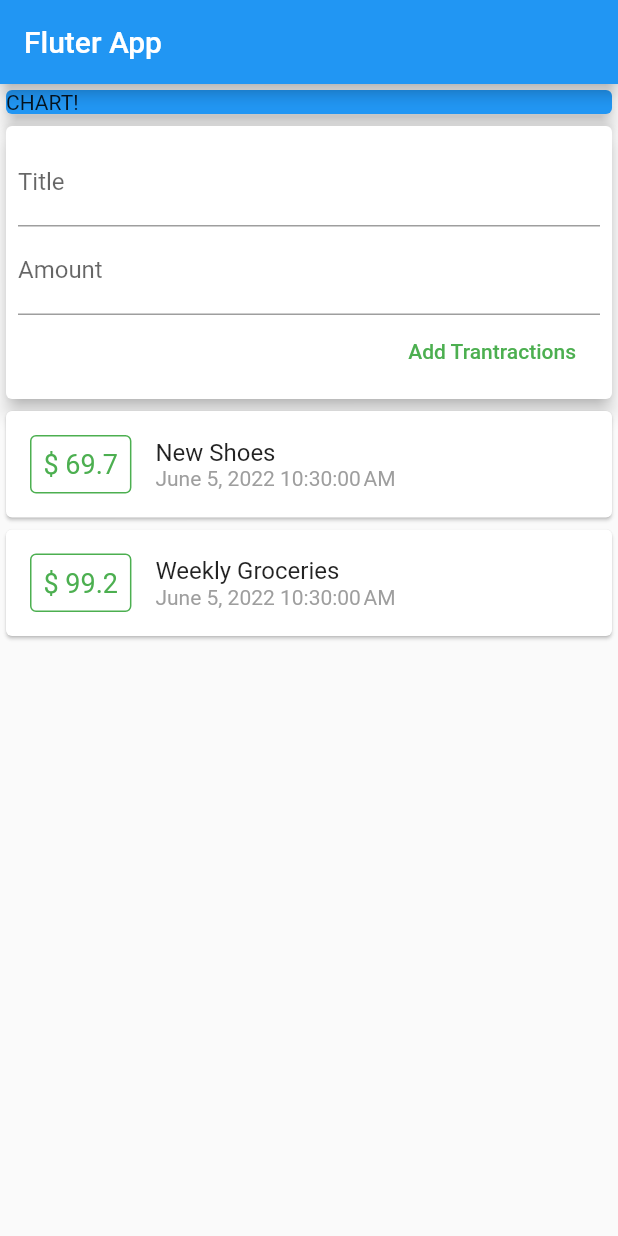
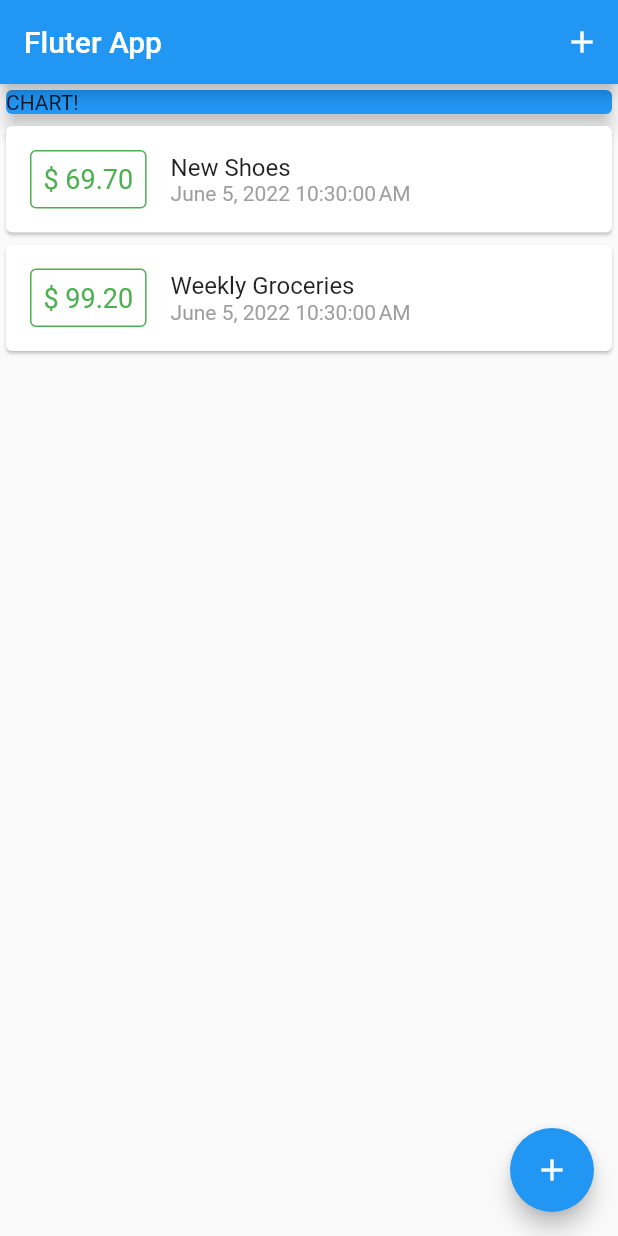
Before and after one commit to minhsu12113/flutter_study, a Flutter app: the screen it shows after launch, on a phone screen of 412 x 824 dp. Run offline on Flutter 3.47's test engine with Material 2 defaults, Android fonts, the phone set to English and light mode, and no system bars.

Commit message:
delete file usertransaction and some update

```diff
--- a/personal_expenses_app/lib/main.dart
+++ b/personal_expenses_app/lib/main.dart
@@ -1,7 +1,9 @@
 // ignore_for_file: deprecated_member_use
 
 import 'package:flutter/material.dart';
-import 'package:personal_expenses_app/widgets/user_transaction.dart';
+import 'package:personal_expenses_app/widgets/transaction_list.dart';
+import './widgets/new_transaction.dart';
+import 'models/transaction.dart';
 
 void main() => runApp(const MyApp());
 
@@ -21,13 +23,59 @@ class MyApp extends StatelessWidget {
   }
 }
 
-class MyHomePage extends StatelessWidget {
+class MyHomePage extends StatefulWidget {
+  @override
+  State<MyHomePage> createState() => _MyHomePageState();
+}
+
+class _MyHomePageState extends State<MyHomePage> {
+  final List<Transaction> _userTransaction = [
+    Transaction(
+        id: 't1', title: 'New Shoes', amount: 69.7, dateTime: DateTime.now()),
+    Transaction(
+        id: 't2',
+        title: 'Weekly Groceries',
+        amount: 99.2,
+        dateTime: DateTime.now()),
+  ];
+
+  void _addNewTransaction(String title, double amount) {
+    final newTx = Transaction(
+        id: DateTime.now().toString(),
+        title: title,
+        amount: amount,
+        dateTime: DateTime.now());
+
+    setState(() {
+      _userTransaction.add(newTx);
+    });
+  }
+
+  void _startAddNewTransaction(BuildContext ctx) {
+    showModalBottomSheet(
+        context: ctx,
+        builder: (_) {
+          return NewTransaction(_addNewTransaction);
+        });
+  }
+
   @override
   Widget build(BuildContext context) {
     return Scaffold(
-      appBar: AppBar(title: const Text('Fluter App')),
+      appBar: AppBar(
+        title: const Text('Fluter App'),
+        actions: [
+          IconButton(
+              onPressed: () => _startAddNewTransaction(context),
+              icon: const Icon(
+                Icons.add,
+                color: Colors.white,
+              ))
+        ],
+      ),
       body: SingleChildScrollView(
-          child: Column(crossAxisAlignment: CrossAxisAlignment.stretch, children: [
+          child:
+              Column(crossAxisAlignment: CrossAxisAlignment.stretch, children: [
         Container(
           width: double.infinity,
           child: const Card(
@@ -39,8 +87,16 @@ class MyHomePage extends StatelessWidget {
             ),
           ),
         ),
-        const UserTransaction()
+         TransactionList(_userTransaction)
       ])),
+      floatingActionButtonLocation: FloatingActionButtonLocation.endFloat,
+      floatingActionButton: FloatingActionButton(
+        onPressed: () => _startAddNewTransaction(context),
+        child: const Icon(
+          Icons.add,
+          color: Colors.white,
+        ),
+      ),
     );
   }
 }
--- a/personal_expenses_app/lib/widgets/transaction_list.dart
+++ b/personal_expenses_app/lib/widgets/transaction_list.dart
@@ -11,18 +11,16 @@ class TransactionList extends StatelessWidget {
     return Container(
       height: 410,
       child: ListView.builder(
-        itemCount:transactions.length ,
+          itemCount: transactions.length,
           itemBuilder: ((context, index) => Card(
                 child: Row(children: [
                   Container(
                     decoration: BoxDecoration(
                         border: Border.all(color: Colors.green, width: 1),
-                        borderRadius:
-                            const BorderRadius.all(Radius.circular(4))),
-                    margin: const EdgeInsets.symmetric(
-                        vertical: 16, horizontal: 16),
+                        borderRadius: const BorderRadius.all(Radius.circular(4))),
+                    margin: const EdgeInsets.symmetric(vertical: 16, horizontal: 16),
                     padding: const EdgeInsets.all(8),
-                    child: Text('\$ ${transactions[index].amount}',
+                    child: Text('\$ ${transactions[index].amount!.toStringAsFixed(2)}',
                         style: const TextStyle(
                           fontSize: 18,
                           fontWeight: FontWeight.w400,
@@ -34,13 +32,11 @@ class TransactionList extends StatelessWidget {
                     children: [
                       Text(
                         transactions[index].title!,
-                        style: const TextStyle(
-                            fontSize: 16, fontWeight: FontWeight.w400),
+                        style: const TextStyle(fontSize: 16, fontWeight: FontWeight.w400),
                       ),
                       Text(
                         DateFormat().format(transactions[index].dateTime!),
-                        style:
-                            const TextStyle(fontSize: 14, color: Colors.grey),
+                        style: const TextStyle(fontSize: 14, color: Colors.grey),
                       ),
                     ],
                   )
--- a/personal_expenses_app/lib/widgets/user_transaction.dart
+++ /dev/null
@@ -1,43 +0,0 @@
-import 'package:flutter/material.dart';
-import '../widgets/transaction_list.dart';
-import '../widgets/new_transaction.dart';
-import '../models/transaction.dart';
-
-class UserTransaction extends StatefulWidget {
-  const UserTransaction({Key? key}) : super(key: key);
-
-  @override
-  State<UserTransaction> createState() => _UserTransactionState();
-}
-
-class _UserTransactionState extends State<UserTransaction> {
-  final List<Transaction> _userTransaction = [
-    Transaction(
-        id: 't1', title: 'New Shoes', amount: 69.7, dateTime: DateTime.now()),
-    Transaction(
-        id: 't2',
-        title: 'Weekly Groceries',
-        amount: 99.2,
-        dateTime: DateTime.now()),
-  ];
-
-  void _addNewTransaction(String title, double amount) {
-    final newTx = Transaction(
-        id: DateTime.now().toString(),
-        title: title,
-        amount: amount,
-        dateTime: DateTime.now());
-
-        setState(() {
-          _userTransaction.add(newTx);
-        });
-  }
-
-  @override
-  Widget build(BuildContext context) {
-    return Column(crossAxisAlignment: CrossAxisAlignment.stretch, children: [
-      NewTransaction(_addNewTransaction),
-      TransactionList(_userTransaction)
-    ]);
-  }
-}
```
Also changed, not shown: personal_expenses_app/lib/models/transaction.dart (+5 -5 lines), personal_expenses_app/lib/widgets/new_transaction.dart (+18 -3 lines).
